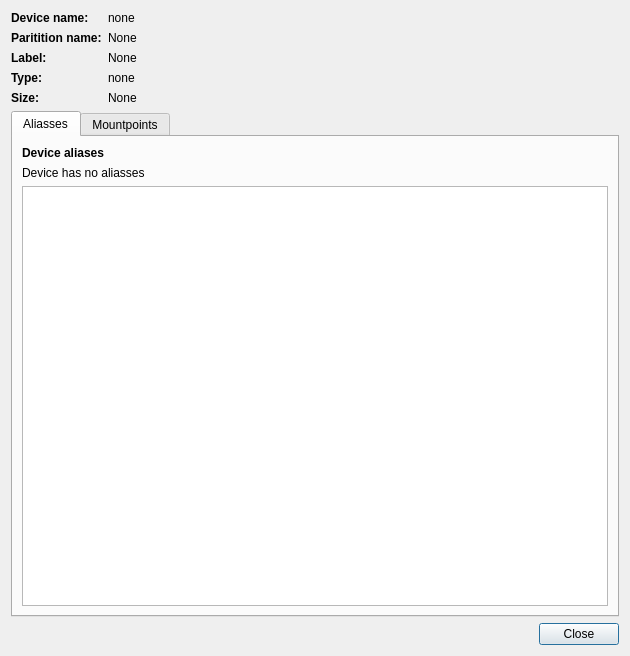
First picture: the form in ui/parinfo.ui, repository iddekingej/blgui, before the edit.
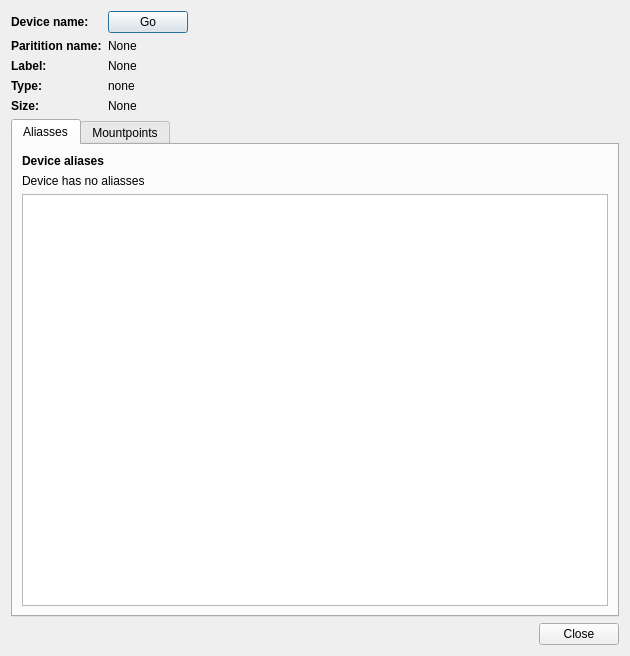
Second picture: the form after the edit.

Commit message: * Device info: Device is selectable * Add sci bus and iscsi host to device info * Navigate from parition to device * Change parition table in device info form * Fix: Freesize

What changed in the file:
```diff
--- a/ui/parinfo.ui
+++ b/ui/parinfo.ui
@@ -15,75 +15,13 @@
   </property>
   <layout class="QVBoxLayout" name="verticalLayout">
    <item>
-    <layout class="QHBoxLayout" name="horizontalLayout">
+    <layout class="QHBoxLayout" name="horizontalLayout"/>
+   </item>
      <item>
-      <layout class="QGridLayout" name="gridLayout" columnstretch="0,1">
+    <layout class="QGridLayout" name="gridLayout" columnstretch="0,0">
        <property name="sizeConstraint">
         <enum>QLayout::SetDefaultConstraint</enum>
        </property>
-       <item row="0" column="0">
-        <widget class="QLabel" name="label">
-         <property name="sizePolicy">
-          <sizepolicy hsizetype="Minimum" vsizetype="Preferred">
-           <horstretch>0</horstretch>
-           <verstretch>0</verstretch>
-          </sizepolicy>
-         </property>
-         <property name="minimumSize">
-          <size>
-           <width>0</width>
-           <height>0</height>
-          </size>
-         </property>
-         <property name="maximumSize">
-          <size>
-           <width>281</width>
-           <height>16777215</height>
-          </size>
-         </property>
-         <property name="font">
-          <font>
-           <weight>75</weight>
-           <bold>true</bold>
-          </font>
-         </property>
-         <property name="text">
-          <string>Device name:</string>
-         </property>
-        </widget>
-       </item>
-       <item row="4" column="0">
-        <widget class="QLabel" name="label_2">
-         <property name="sizePolicy">
-          <sizepolicy hsizetype="Minimum" vsizetype="Preferred">
-           <horstretch>0</horstretch>
-           <verstretch>0</verstretch>
-          </sizepolicy>
-         </property>
-         <property name="minimumSize">
-          <size>
-           <width>0</width>
-           <height>0</height>
-          </size>
-         </property>
-         <property name="font">
-          <font>
-           <weight>75</weight>
-           <bold>true</bold>
-          </font>
-         </property>
-         <property name="text">
-          <string>Size:</string>
-         </property>
-        </widget>
-       </item>
-       <item row="4" column="1">
-        <widget class="QLabel" name="sizeLabel">
-         <property name="text">
-          <string>None</string>
-         </property>
-        </widget>
-       </item>
        <item row="3" column="1">
         <widget class="QLabel" name="typeLabel">
          <property name="text">
@@ -91,6 +29,13 @@
          </property>
         </widget>
        </item>
+     <item row="1" column="1">
+      <widget class="QLabel" name="parName">
+       <property name="text">
+        <string>None</string>
+       </property>
+      </widget>
+     </item>
        <item row="2" column="1">
         <widget class="QLabel" name="labelLabel">
          <property name="text">
@@ -100,6 +45,12 @@
        </item>
        <item row="3" column="0">
         <widget class="QLabel" name="label_8">
+       <property name="sizePolicy">
+        <sizepolicy hsizetype="Maximum" vsizetype="Preferred">
+         <horstretch>0</horstretch>
+         <verstretch>0</verstretch>
+        </sizepolicy>
+       </property>
          <property name="font">
           <font>
            <weight>75</weight>
@@ -111,10 +62,54 @@
          </property>
         </widget>
        </item>
+     <item row="4" column="0">
+      <widget class="QLabel" name="label_2">
+       <property name="sizePolicy">
+        <sizepolicy hsizetype="Maximum" vsizetype="Preferred">
+         <horstretch>0</horstretch>
+         <verstretch>0</verstretch>
+        </sizepolicy>
+       </property>
+       <property name="minimumSize">
+        <size>
+         <width>0</width>
+         <height>0</height>
+        </size>
+       </property>
+       <property name="font">
+        <font>
+         <weight>75</weight>
+         <bold>true</bold>
+        </font>
+       </property>
+       <property name="text">
+        <string>Size:</string>
+       </property>
+      </widget>
+     </item>
+     <item row="1" column="0">
+      <widget class="QLabel" name="label_3">
+       <property name="sizePolicy">
+        <sizepolicy hsizetype="Maximum" vsizetype="Preferred">
+         <horstretch>0</horstretch>
+         <verstretch>0</verstretch>
+        </sizepolicy>
+       </property>
+       <property name="font">
+        <font>
+         <weight>75</weight>
+         <bold>true</bold>
+        </font>
+       </property>
+       <property name="text">
+        <string>Paritition name:</string>
+       </property>
+      </widget>
+     </item>
        <item row="2" column="0">
         <widget class="QLabel" name="label_7">
          <property name="sizePolicy">
-          <sizepolicy hsizetype="Minimum" vsizetype="Preferred">
+        <sizepolicy hsizetype="Maximum" vsizetype="Preferred">
            <horstretch>0</horstretch>
            <verstretch>0</verstretch>
           </sizepolicy>
@@ -142,36 +137,56 @@
          </property>
         </widget>
        </item>
+     <item row="0" column="0">
+      <widget class="QLabel" name="label">
+       <property name="sizePolicy">
+        <sizepolicy hsizetype="Maximum" vsizetype="Preferred">
+         <horstretch>0</horstretch>
+         <verstretch>0</verstretch>
+        </sizepolicy>
+       </property>
+       <property name="minimumSize">
+        <size>
+         <width>0</width>
+         <height>0</height>
+        </size>
+       </property>
+       <property name="maximumSize">
+        <size>
+         <width>281</width>
+         <height>16777215</height>
+        </size>
+       </property>
+       <property name="font">
+        <font>
+         <weight>75</weight>
+         <bold>true</bold>
+        </font>
+       </property>
+       <property name="text">
+        <string>Device name:</string>
+       </property>
+      </widget>
+     </item>
+     <item row="4" column="1">
+      <widget class="QLabel" name="sizeLabel">
+       <property name="text">
+        <string>None</string>
+       </property>
+      </widget>
+     </item>
        <item row="0" column="1">
-        <widget class="QLabel" name="nameDevice">
-         <property name="text">
-          <string>none</string>
-         </property>
-        </widget>
-       </item>
-       <item row="1" column="0">
-        <widget class="QLabel" name="label_3">
+      <layout class="QHBoxLayout" name="horizontalLayout_4">
+       <item alignment="Qt::AlignLeft">
+        <widget class="QPushButton" name="gotoDevice">
          <property name="sizePolicy">
-          <sizepolicy hsizetype="Minimum" vsizetype="Preferred">
+          <sizepolicy hsizetype="Maximum" vsizetype="Fixed">
            <horstretch>0</horstretch>
            <verstretch>0</verstretch>
           </sizepolicy>
          </property>
-         <property name="font">
-          <font>
-           <weight>75</weight>
-           <bold>true</bold>
-          </font>
-         </property>
          <property name="text">
-          <string>Paritition name:</string>
-         </property>
-        </widget>
-       </item>
-       <item row="1" column="1">
-        <widget class="QLabel" name="parName">
-         <property name="text">
-          <string>None</string>
+          <string>Go</string>
          </property>
         </widget>
        </item>
```
Lines whose indentation alone changed are shown as unchanged. The commit also changes 9 other files.
